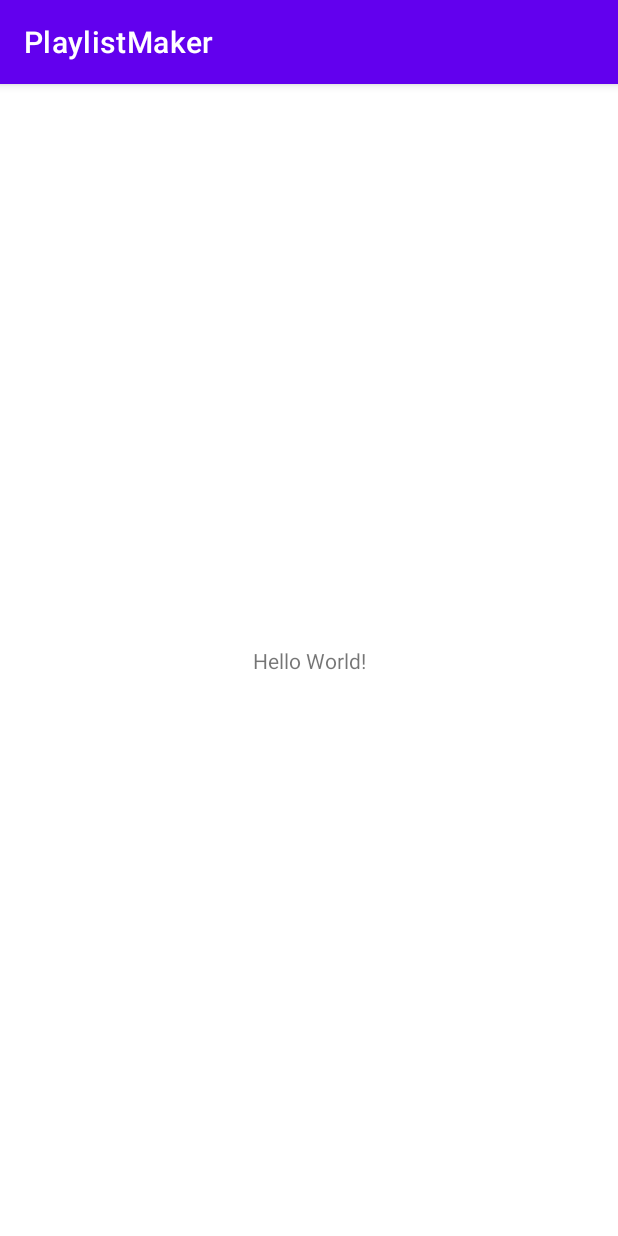
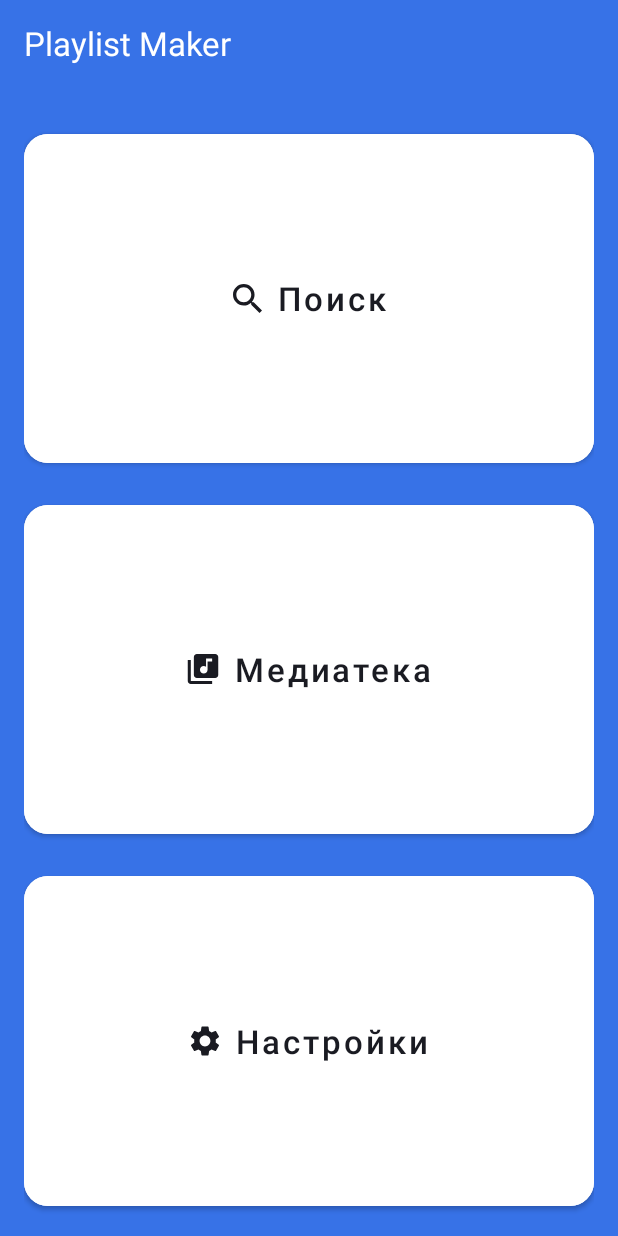
Before and after one commit to Beduir/PlaylistMaker, an Android app: the screen it shows after launch (MainActivity), on a phone screen of 412 x 824 dp. Run offline under Robolectric (Android 15) with nearby library versions, the phone set to English and light mode, and no system bars.

Commit message:
First iteration.

```diff
--- a/app/src/main/java/com/beduir/playlistmaker/MainActivity.kt
+++ b/app/src/main/java/com/beduir/playlistmaker/MainActivity.kt
@@ -1,11 +1,32 @@
 package com.beduir.playlistmaker
 
+import android.content.Intent
 import androidx.appcompat.app.AppCompatActivity
 import android.os.Bundle
+import android.widget.Button
 
 class MainActivity : AppCompatActivity() {
     override fun onCreate(savedInstanceState: Bundle?) {
         super.onCreate(savedInstanceState)
         setContentView(R.layout.activity_main)
+
+        val searchButton = findViewById<Button>(R.id.search_button)
+        val mediaButton = findViewById<Button>(R.id.media_button)
+        val settingsButton = findViewById<Button>(R.id.settings_button)
+
+        searchButton.setOnClickListener {
+            val displayIntent = Intent(this, SearchActivity::class.java)
+            startActivity(displayIntent)
+        }
+
+        mediaButton.setOnClickListener {
+            val displayIntent = Intent(this, MediaActivity::class.java)
+            startActivity(displayIntent)
+        }
+
+        settingsButton.setOnClickListener {
+            val displayIntent = Intent(this, SettingsActivity::class.java)
+            startActivity(displayIntent)
+        }
     }
 }
--- /dev/null
+++ b/app/src/main/res/drawable/mediateka.xml
@@ -0,0 +1,9 @@
+<vector xmlns:android="http://schemas.android.com/apk/res/android"
+    android:width="21dp"
+    android:height="20dp"
+    android:viewportWidth="21"
+    android:viewportHeight="20">
+  <path
+      android:pathData="M18.5,0H6.5C5.4,0 4.5,0.9 4.5,2V14C4.5,15.1 5.4,16 6.5,16H18.5C19.6,16 20.5,15.1 20.5,14V2C20.5,0.9 19.6,0 18.5,0ZM16.5,5H13.5V10.5C13.5,11.88 12.38,13 11,13C9.62,13 8.5,11.88 8.5,10.5C8.5,9.12 9.62,8 11,8C11.57,8 12.08,8.19 12.5,8.51V3H16.5V5ZM2.5,4H0.5V18C0.5,19.1 1.4,20 2.5,20H16.5V18H2.5V4Z"
+      android:fillColor="#1A1B22"/>
+</vector>
--- /dev/null
+++ b/app/src/main/res/drawable/search.xml
@@ -0,0 +1,9 @@
+<vector xmlns:android="http://schemas.android.com/apk/res/android"
+    android:width="19dp"
+    android:height="19dp"
+    android:viewportWidth="19"
+    android:viewportHeight="19">
+  <path
+      android:pathData="M13.579,11.95H12.721L12.417,11.656C13.481,10.418 14.122,8.81 14.122,7.061C14.122,3.161 10.961,0 7.061,0C3.161,0 0,3.161 0,7.061C0,10.961 3.161,14.122 7.061,14.122C8.81,14.122 10.418,13.481 11.656,12.417L11.95,12.721V13.579L17.381,19L19,17.381L13.579,11.95V11.95ZM7.061,11.95C4.356,11.95 2.173,9.766 2.173,7.061C2.173,4.356 4.356,2.173 7.061,2.173C9.766,2.173 11.95,4.356 11.95,7.061C11.95,9.766 9.766,11.95 7.061,11.95Z"
+      android:fillColor="#1A1B22"/>
+</vector>
--- /dev/null
+++ b/app/src/main/res/drawable/settings.xml
@@ -0,0 +1,9 @@
+<vector xmlns:android="http://schemas.android.com/apk/res/android"
+    android:width="20dp"
+    android:height="20dp"
+    android:viewportWidth="20"
+    android:viewportHeight="20">
+  <path
+      android:pathData="M17.14,10.94C17.18,10.64 17.2,10.33 17.2,10C17.2,9.68 17.18,9.36 17.13,9.06L19.16,7.48C19.34,7.34 19.39,7.07 19.28,6.87L17.36,3.55C17.24,3.33 16.99,3.26 16.77,3.33L14.38,4.29C13.88,3.91 13.35,3.59 12.76,3.35L12.4,0.81C12.36,0.57 12.16,0.4 11.92,0.4H8.08C7.84,0.4 7.65,0.57 7.61,0.81L7.25,3.35C6.66,3.59 6.12,3.92 5.63,4.29L3.24,3.33C3.02,3.25 2.77,3.33 2.65,3.55L0.74,6.87C0.62,7.08 0.66,7.34 0.86,7.48L2.89,9.06C2.84,9.36 2.8,9.69 2.8,10C2.8,10.31 2.82,10.64 2.87,10.94L0.84,12.52C0.66,12.66 0.61,12.93 0.72,13.13L2.64,16.45C2.76,16.67 3.01,16.74 3.23,16.67L5.62,15.71C6.12,16.09 6.65,16.41 7.24,16.65L7.6,19.19C7.65,19.43 7.84,19.6 8.08,19.6H11.92C12.16,19.6 12.36,19.43 12.39,19.19L12.75,16.65C13.34,16.41 13.88,16.09 14.37,15.71L16.76,16.67C16.98,16.75 17.23,16.67 17.35,16.45L19.27,13.13C19.39,12.91 19.34,12.66 19.15,12.52L17.14,10.94ZM10,13.6C8.02,13.6 6.4,11.98 6.4,10C6.4,8.02 8.02,6.4 10,6.4C11.98,6.4 13.6,8.02 13.6,10C13.6,11.98 11.98,13.6 10,13.6Z"
+      android:fillColor="#1A1B22"/>
+</vector>
--- a/app/src/main/res/layout/activity_main.xml
+++ b/app/src/main/res/layout/activity_main.xml
@@ -4,15 +4,79 @@
     xmlns:tools="http://schemas.android.com/tools"
     android:layout_width="match_parent"
     android:layout_height="match_parent"
+    android:background="@color/main_background"
+    android:paddingLeft="16dp"
+    android:paddingTop="14dp"
+    android:paddingRight="16dp"
+    android:paddingBottom="14dp"
+    android:orientation="vertical"
     tools:context=".MainActivity">
 
-    <TextView
-        android:layout_width="wrap_content"
-        android:layout_height="wrap_content"
-        android:text="Hello World!"
-        app:layout_constraintBottom_toBottomOf="parent"
-        app:layout_constraintEnd_toEndOf="parent"
-        app:layout_constraintStart_toStartOf="parent"
-        app:layout_constraintTop_toTopOf="parent" />
+    <LinearLayout
+        android:layout_width="match_parent"
+        android:layout_height="match_parent"
+        android:orientation="vertical">
 
+        <TextView
+            android:layout_width="wrap_content"
+            android:layout_height="wrap_content"
+            android:layout_gravity="start"
+            android:text="@string/app_name"
+            android:textColor="@color/main_app_color"
+            android:textSize="@dimen/title"
+            app:layout_constraintStart_toStartOf="parent"
+            app:layout_constraintTop_toTopOf="parent" />
+
+        <Button
+            android:id="@+id/search_button"
+            android:layout_width="match_parent"
+            android:layout_height="0dp"
+            android:layout_weight="1"
+            android:backgroundTint="@color/main_button_background"
+            android:layout_marginTop="40dp"
+            android:text="@string/search"
+            android:textAllCaps="false"
+            android:textSize="@dimen/main_menu"
+            android:textColor="@color/text_color"
+            app:cornerRadius="16dp"
+            app:icon="@drawable/search"
+            app:iconGravity="textStart"
+            app:iconPadding="10dp"
+            app:iconTint="@color/text_color" />
+
+        <Button
+            android:id="@+id/media_button"
+            android:layout_width="match_parent"
+            android:layout_height="0dp"
+            android:layout_weight="1"
+            android:backgroundTint="@color/main_button_background"
+            android:layout_marginTop="16dp"
+            android:text="@string/media"
+            android:textAllCaps="false"
+            android:textSize="@dimen/main_menu"
+            android:textColor="@color/text_color"
+            app:cornerRadius="16dp"
+            app:icon="@drawable/mediateka"
+            app:iconGravity="textStart"
+            app:iconPadding="10dp"
+            app:iconTint="@color/text_color" />
+
+        <Button
+            android:id="@+id/settings_button"
+            android:layout_width="match_parent"
+            android:layout_height="0dp"
+            android:layout_weight="1"
+            android:backgroundTint="@color/main_button_background"
+            android:layout_marginTop="16dp"
+            android:text="@string/settings"
+            android:textAllCaps="false"
+            android:textSize="@dimen/main_menu"
+            android:textColor="@color/text_color"
+            app:cornerRadius="16dp"
+            app:icon="@drawable/settings"
+            app:iconGravity="textStart"
+            app:iconPadding="10dp"
+            app:iconTint="@color/text_color" />
+
+    </LinearLayout>
 </androidx.constraintlayout.widget.ConstraintLayout>
--- a/app/src/main/res/values/colors.xml
+++ b/app/src/main/res/values/colors.xml
@@ -7,4 +7,10 @@
     <color name="teal_700">#FF018786</color>
     <color name="black">#FF000000</color>
     <color name="white">#FFFFFFFF</color>
+    <color name="main_app_color">#FFFFFF</color>
+    <color name="main_background">#3772E7</color>
+    <color name="main_button_background">#FFFFFF</color>
+    <color name="text_color">#1A1B22</color>
+    <color name="settings_background">#F5F5F5</color>
+    <color name="settings_icon_color">#AEAFB4</color>
 </resources>
--- /dev/null
+++ b/app/src/main/res/values/dimens.xml
@@ -0,0 +1,6 @@
+<?xml version="1.0" encoding="utf-8"?>
+<resources>
+    <dimen name="title">22sp</dimen>
+    <dimen name="main_menu">22sp</dimen>
+    <dimen name="settings_menu">16sp</dimen>
+</resources>
--- a/app/src/main/res/values/strings.xml
+++ b/app/src/main/res/values/strings.xml
@@ -1,3 +1,10 @@
 <resources>
-    <string name="app_name">PlaylistMaker</string>
+    <string name="app_name">Playlist Maker</string>
+    <string name="search">Поиск</string>
+    <string name="media">Медиатека</string>
+    <string name="settings">Настройки</string>
+    <string name="black_theme">Темная тема</string>
+    <string name="share_app">Поделиться приложением</string>
+    <string name="write_to_support">Написать в поддержку</string>
+    <string name="user_agreement">Пользовательское соглашение</string>
 </resources>
```
Also changed, not shown: app/src/main/AndroidManifest.xml (+22 -1 lines), app/src/main/java/com/beduir/playlistmaker/MediaActivity.kt (added, +11 -0 lines), app/src/main/java/com/beduir/playlistmaker/SearchActivity.kt (added, +11 -0 lines), app/src/main/java/com/beduir/playlistmaker/SettingsActivity.kt (added, +21 -0 lines), app/src/main/res/drawable/forward_arrow.xml (added, +9 -0 lines), app/src/main/res/drawable/left_arrow.xml (added, +9 -0 lines), app/src/main/res/drawable/share.xml (added, +9 -0 lines), app/src/main/res/drawable/support.xml (added, +18 -0 lines), app/src/main/res/layout/activity_media.xml (added, +9 -0 lines), app/src/main/res/layout/activity_search.xml (added, +9 -0 lines), app/src/main/res/layout/activity_settings.xml (added, +103 -0 lines).
